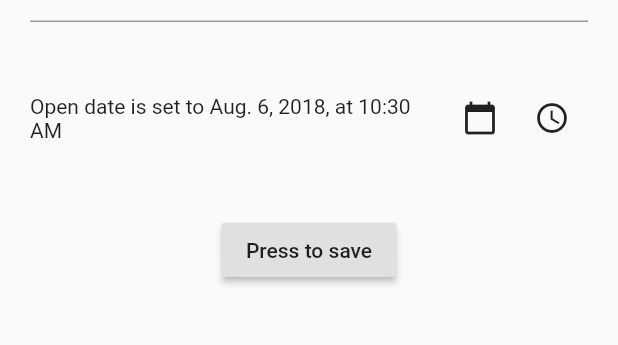
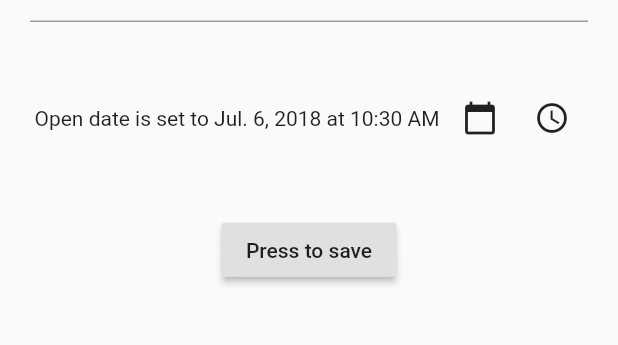
Before and after one commit to datrueonejay/TimeCapsule, a Flutter app: the screen it shows after launch, after a tap on the "add circle" icon, on a phone screen of 412 x 824 dp, the part 296-641 px from its top. Run offline on Flutter 3.47's test engine with Material 2 defaults, Android fonts, the phone set to English and light mode, and no system bars; our stand-ins replace sqflite, synchronized; accounts and stored records are empty.

Commit message:
UI Updates

```diff
--- a/lib/Screens/NewTimeCapsule.dart
+++ b/lib/Screens/NewTimeCapsuleScreen.dart
@@ -4,6 +4,7 @@ import 'dart:async';
 
 import 'package:time_capsule/Models/TimeCapsule.dart';
 import 'package:time_capsule/Repositories/TimeCapsuleRespository.dart';
+import 'package:time_capsule/Utils/Converter.dart';
 
 class NewTimeCapsule extends StatefulWidget {
   @override
@@ -15,7 +16,7 @@ class _NewTimeCapsuleState extends State<NewTimeCapsule> {
   TimeCapsuleController _timeCapsuleController;
   DateTime _date = new DateTime.now();
   DateTime openDate = new DateTime.now();
-  DateAsString openDateAsString = new DateAsString(new DateTime.now());
+  String openDateAsString = Converter.dateToString(new DateTime.now());
   final titleTextController = new TextEditingController();
   final messageTextController = new TextEditingController();
 
@@ -46,7 +47,7 @@ class _NewTimeCapsuleState extends State<NewTimeCapsule> {
         setState(() {
           openDate = new DateTime(picked.year, picked.month, picked.day,
             openDate.hour, openDate.minute);
-          openDateAsString = new DateAsString(openDate);
+          openDateAsString = Converter.dateToString(openDate);
         });
       }
   }
@@ -61,7 +62,7 @@ class _NewTimeCapsuleState extends State<NewTimeCapsule> {
         setState(() {
           openDate = new DateTime(openDate.year, openDate.month, openDate.day,
             timePicked.hour, timePicked.minute);
-          openDateAsString = new DateAsString(openDate);
+          openDateAsString = Converter.dateToString(openDate);
         });
       }
   }
@@ -106,9 +107,10 @@ class _NewTimeCapsuleState extends State<NewTimeCapsule> {
                         mainAxisAlignment: MainAxisAlignment.start,
                         children: <Widget>[
                           new Text(
-                            "Open date is set to ${openDateAsString.month} "
-                                + "${openDateAsString.day}, ${openDateAsString.year}, "
-                                + "at ${openDateAsString.time}",
+//                            "Open date is set to ${openDateAsString.month} "
+//                                + "${openDateAsString.day}, ${openDateAsString.year}, "
+//                                + "at ${openDateAsString.time}",
+                            "Open date is set to $openDateAsString",
                             textAlign: TextAlign.start,
                           ),
                         ],
@@ -158,20 +160,20 @@ class _NewTimeCapsuleState extends State<NewTimeCapsule> {
   }
 }
 
-class DateAsString{
-  List<String> _months = const ["Jan.", "Feb.", "Mar.", "Apr.", "May", "Jun.",
-    "Jul.", "Aug.", "Sep.", "Oct.", "Nov.", "Dec."];
-  String year;
-  String month;
-  String day;
-  String time;
-
-  DateAsString(DateTime date) {
-    this.year = date.year.toString();
-    this.month  = _months[date.month];
-    this.day = date.day.toString();
-    time = date.hour > 12 ? (date.hour - 12).toString() : date.hour.toString();
-    time += ":${date.minute} ";
-    time += date.hour > 12 ? "PM" : "AM";
-  }
-}
+//class DateAsString{
+//  List<String> _months = const ["Jan.", "Feb.", "Mar.", "Apr.", "May", "Jun.",
+//    "Jul.", "Aug.", "Sep.", "Oct.", "Nov.", "Dec."];
+//  String year;
+//  String month;
+//  String day;
+//  String time;
+//
+//  DateAsString(DateTime date) {
+//    this.year = date.year.toString();
+//    this.month  = _months[date.month];
+//    this.day = date.day.toString();
+//    time = date.hour > 12 ? (date.hour - 12).toString() : date.hour.toString();
+//    time += ":${date.minute} ";
+//    time += date.hour > 12 ? "PM" : "AM";
+//  }
+//}
--- a/lib/Screens/ReadMessageScreen.dart
+++ b/lib/Screens/ReadMessageScreen.dart
@@ -1,5 +1,6 @@
 import "package:flutter/material.dart";
 import 'package:time_capsule/Models/TimeCapsule.dart';
+import 'package:time_capsule/Utils/Converter.dart';
 
 
 class ReadMessageScreen extends StatelessWidget {
@@ -26,7 +27,7 @@ class ReadMessageScreen extends StatelessWidget {
                 ),
                 new Padding(
                   padding: new EdgeInsets.all(20.0),
-                  child: new Text("Created On: ${_timeCapsule.createdDate.toString()}"),
+                  child: new Text("Created On: ${Converter.dateToString(_timeCapsule.createdDate)}"),
                 ),
                 new Padding(
                   padding: new EdgeInsets.all(20.0),
--- /dev/null
+++ b/lib/Utils/Converter.dart
@@ -0,0 +1,42 @@
+class Converter {
+  static List<String> months = const ["Jan.", "Feb.", "Mar.", "Apr.", "May", "Jun.",
+  "Jul.", "Aug.", "Sep.", "Oct.", "Nov.", "Dec."];
+
+  static List<String> monthsFull = const ["January", "February", "March", "April", "May", "June",
+  "July", "August", "September", "October", "November", "December"];
+
+  static String dateToString(DateTime date) {
+    String year;
+    String month;
+    String day;
+    String time;
+
+    year = date.year.toString();
+    month = months[date.month - 1];
+    day = date.day.toString();
+    // if time is 12 am
+    if (date.hour == 0) {
+      time = "12";
+    } else if (date.hour > 12) {
+      time = (date.hour - 12).toString();
+    } else {
+      time = date.hour.toString();
+    }
+    time += date.minute < 10 ? ":0${date.minute}" : ":${date.minute} ";
+    time += date.hour > 12 ? "PM" : "AM";
+
+    return "$month $day, $year at $time";
+  }
+
+  static String dateToHeader(DateTime date) {
+    String year;
+    String month;
+    String day;
+
+    year = date.year.toString();
+    month = monthsFull[date.month - 1];
+    day = date.day.toString();
+
+    return "$month $day, $year";
+  }
+}
--- a/lib/main.dart
+++ b/lib/main.dart
@@ -1,7 +1,8 @@
 import 'package:flutter/material.dart';
 import 'package:time_capsule/Controllers/TimeCapsuleController.dart';
 import 'package:time_capsule/Models/TimeCapsule.dart';
-import 'package:time_capsule/Screens/NewTimeCapsule.dart';
+import 'package:time_capsule/Screens/NewTimeCapsuleScreen.dart';
+import 'package:time_capsule/Utils/Converter.dart';
 import 'package:time_capsule/Utils/TimeCapsuleListItem.dart';
 
 void main() => runApp(new MyApp());
@@ -80,11 +81,15 @@ class _MyHomePageState extends State<MyHomePage> {
         children: [
           new Container(
             child: new ListView.builder(
-              padding: new EdgeInsets.all(20.0),
               itemCount: _allCapsulesList.length,
               itemBuilder: (context, index) {
                 if (_allCapsulesList[index] is DateTime) {
-                  return Text(_allCapsulesList[index].toString());
+                  return new Container(
+                    padding: new EdgeInsets.only(left: 5.0, top: 20.0, right: 20.0, bottom: 20.0),
+                    child: Text(Converter.dateToHeader(_allCapsulesList[index]),
+                    style: new TextStyle(color: Colors.white),),
+                    color: Colors.blue,
+                  );
                 } else {
                   return new TimeCapsuleListItem(_allCapsulesList[index], _timeCapsuleController, _refreshcapsules);
                 }
@@ -93,12 +98,15 @@ class _MyHomePageState extends State<MyHomePage> {
           ),
           new Container(
             child: new ListView.builder(
-              padding: new EdgeInsets.all(20.0),
               itemCount: _readyCapsulesList.length,
               itemBuilder: (context, index) {
-                var i = _readyCapsulesList[index];
                 if (_readyCapsulesList[index] is DateTime) {
-                  return Text(_readyCapsulesList[index].toString());
+                  return new Container(
+                    padding: new EdgeInsets.only(left: 5.0, top: 20.0, right: 20.0, bottom: 20.0),
+                    child: Text(Converter.dateToHeader(_readyCapsulesList[index]),
+                      style: new TextStyle(color: Colors.white),),
+                    color: Colors.blue,
+                  );
                 } else {
 
                   return new TimeCapsuleListItem(_readyCapsulesList[index], _timeCapsuleController, _refreshcapsules);
@@ -108,11 +116,15 @@ class _MyHomePageState extends State<MyHomePage> {
           ),
           new Container(
             child: new ListView.builder(
-              padding: new EdgeInsets.all(20.0),
               itemCount: _nearCapsulesList.length,
               itemBuilder: (context, index) {
                 if (_nearCapsulesList[index] is DateTime) {
-                  return Text(_nearCapsulesList[index].toString());
+                  return new Container(
+                    padding: new EdgeInsets.only(left: 5.0, top: 20.0, right: 20.0, bottom: 20.0),
+                    child: Text(Converter.dateToHeader(_nearCapsulesList[index]),
+                      style: new TextStyle(color: Colors.white),),
+                    color: Colors.blue,
+                  );
                 } else {
                   return new TimeCapsuleListItem(_nearCapsulesList[index], _timeCapsuleController, _refreshcapsules);
                 }
@@ -125,15 +137,15 @@ class _MyHomePageState extends State<MyHomePage> {
       bottomNavigationBar: new BottomNavigationBar(
         items: [
           new BottomNavigationBarItem(
-              icon: new Icon(Icons.title),
+              icon: new Icon(Icons.all_inclusive),
               title: new Text("All")
           ),
           new BottomNavigationBarItem(
-              icon: new Icon(Icons.title),
+              icon: new Icon(Icons.check_circle),
               title: new Text("Ready To Open")
           ),
           new BottomNavigationBarItem(
-              icon: new Icon(Icons.title),
+              icon: new Icon(Icons.access_time),
               title: new Text("Soon")
           ),
         ],
```
Also changed, not shown: lib/Utils/TimeCapsuleListItem.dart (+28 -12 lines).
